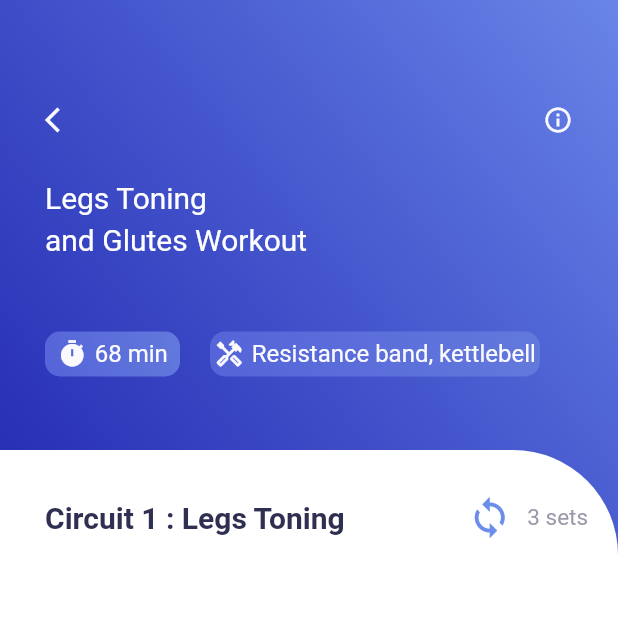
After one commit to shagun-21/fitness_app, a Flutter app: the screen it shows after launch, after a tap on the "arrow forward" icon, on a phone screen of 412 x 824 dp, the top half of it. The commit adds this screen. Run offline on Flutter 3.47's test engine with Material 2 defaults, Android fonts, the phone set to English and light mode, and no system bars; our stand-ins replace get.

Commit message:
completed first video

```diff
--- a/lib/home_page.dart
+++ b/lib/home_page.dart
@@ -2,6 +2,8 @@ import 'dart:convert';
 
 import 'package:flutter/material.dart';
 import 'package:flutter/src/widgets/framework.dart';
+import 'package:get/get.dart';
+import 'package:training_app/video_info.dart';
 import 'colors.dart' as color;
 
 class HomePage extends StatefulWidget {
@@ -91,10 +93,15 @@ class _HomePageState extends State<HomePage> {
                 SizedBox(
                   width: 5,
                 ),
-                Icon(
-                  Icons.arrow_forward,
-                  size: 20,
-                  color: color.AppColor.homePageIcons,
+                InkWell(
+                  onTap: (){
+                    Get.to(()=>VideoInfo());
+                  },
+                  child: Icon(
+                    Icons.arrow_forward,
+                    size: 20,
+                    color: color.AppColor.homePageIcons,
+                  ),
                 )
               ],
             ),
@@ -390,6 +397,7 @@ class _HomePageState extends State<HomePage> {
                     }),
               ),
             )),
+
           ],
         ),
       ),
--- a/lib/main.dart
+++ b/lib/main.dart
@@ -1,5 +1,7 @@
 import 'package:flutter/material.dart';
+import 'package:get/get.dart';
 import 'package:training_app/home_page.dart';
+import 'package:training_app/video_info.dart';
 
 
 void main() {
@@ -12,14 +14,14 @@ class MyApp extends StatelessWidget {
   // This widget is the root of your application.
   @override
   Widget build(BuildContext context) {
-    return MaterialApp(
+    return GetMaterialApp(
       debugShowCheckedModeBanner: false,
       title: 'Flutter Demo',
       theme: ThemeData(
 
         primarySwatch: Colors.blue,
       ),
-      home: const HomePage(),
+      home: HomePage(),
     );
   }
 }
--- /dev/null
+++ b/lib/video_info.dart
@@ -0,0 +1,188 @@
+import 'dart:convert';
+
+import 'package:flutter/material.dart';
+import 'package:get/get.dart';
+import 'colors.dart' as color;
+
+class VideoInfo extends StatefulWidget {
+  const VideoInfo({super.key});
+
+  @override
+  State<VideoInfo> createState() => _VideoInfoState();
+}
+
+class _VideoInfoState extends State<VideoInfo> {
+  List info = [];
+
+  _initData() {
+    DefaultAssetBundle.of(context).loadString("json/videoinfo.json").then((value) {
+      info = json.decode(value);
+    });
+  }
+
+  @override
+  void initState() {
+    super.initState();
+    _initData();
+  }
+  @override
+  Widget build(BuildContext context) {
+    return Scaffold(
+      body: Container(
+            decoration: BoxDecoration(
+              gradient: LinearGradient(colors: [
+                color.AppColor.gradientFirst.withOpacity(0.9),
+                color.AppColor.gradientSecond
+              ],
+              begin: const FractionalOffset(0.0, 0.4),
+              end: Alignment.topRight
+              )
+            ),
+            child: Column(
+              children: [
+                Container(
+                  padding: EdgeInsets.only(top: 70,left: 30,right: 30),
+                  width: MediaQuery.of(context).size.width,
+                  height: 300,
+                  child: Column(
+                    crossAxisAlignment: CrossAxisAlignment.start,
+                    children: [
+                      Row(
+                        children: [
+                          InkWell(
+                            onTap: () {
+                              Get.back();
+                            },
+                            child: Icon(Icons.arrow_back_ios,
+                            size: 20,
+                            color: color.AppColor.secondPageIconColor,),
+                          ),
+                          Expanded(child: Container()),
+                          Icon(Icons.info_outline,
+                          size: 20,
+                          color: color.AppColor.secondPageIconColor,),
+                        ],
+                      ),
+                      SizedBox(height: 30,),
+                        Text(
+                      'Legs Toning',
+                      style: TextStyle(
+                          fontSize: 20,
+                          color: color.AppColor.secondPageTitleColor),
+                    ),
+                    SizedBox(height: 5,),
+                    Text(
+                      'and Glutes Workout',
+                      style: TextStyle(
+                          fontSize: 20,
+                          color: color.AppColor.secondPageTitleColor),
+                    ),
+                    SizedBox(height: 50,),
+                    Row(children: [
+                      Container(
+                        height: 30,
+                        width: 90,
+                        decoration: BoxDecoration(
+                          borderRadius: BorderRadius.circular(10),
+                          gradient: LinearGradient(colors: [
+                            color.AppColor.secondPageContainerGradient1stColor,
+                            color.AppColor.secondPageContainerGradient2ndColor
+                          ],
+                          begin: Alignment.bottomLeft,
+                          end: Alignment.topRight)
+                        ),
+                        child: Row(
+                          mainAxisAlignment: MainAxisAlignment.center,
+                          children: [
+
+                            Icon(Icons.timer,
+                            color: color.AppColor.secondPageIconColor,
+                            size: 20,),
+                            SizedBox(width: 5,),
+                            Text("68 min",
+                            style: TextStyle(
+                              fontSize: 16,
+                              color: color.AppColor.secondPageIconColor
+                            ),)
+
+                          ],
+                        ),
+
+                      ),
+                      SizedBox(width: 20,),
+                      Container(
+                        height: 30,
+                        width: 220,
+                        decoration: BoxDecoration(
+                          borderRadius: BorderRadius.circular(10),
+                          gradient: LinearGradient(colors: [
+                            color.AppColor.secondPageContainerGradient1stColor,
+                            color.AppColor.secondPageContainerGradient2ndColor
+                          ],
+                          begin: Alignment.bottomLeft,
+                          end: Alignment.topRight)
+                        ),
+                        child: Row(
+                          mainAxisAlignment: MainAxisAlignment.center,
+                          children: [
+
+                            Icon(Icons.handyman_outlined,
+                            color: color.AppColor.secondPageIconColor,
+                            size: 20,),
+                            SizedBox(width: 5,),
+                            Text("Resistance band, kettlebell",
+                            style: TextStyle(
+                              fontSize: 16,
+                              color: color.AppColor.secondPageIconColor
+                            ),)
+
+                          ],
+                        ),
+
+                      ),
+
+                    ],
+                    )
+                    ],
+                  ),
+                ),
+                Expanded(child: Container(
+                  decoration: BoxDecoration(
+                    color: Colors.white,
+                    borderRadius: BorderRadius.only(topRight:Radius.circular(70 ))
+                  ),
+                child: Column(
+                  children: [
+                    SizedBox(height: 30,),
+                    Row(children: [
+                      SizedBox(width: 30,),
+                      Text("Circuit 1 : Legs Toning",
+                      style: TextStyle(
+                        fontSize: 20,
+                        fontWeight: FontWeight.bold,
+                    color: color.AppColor.circuitsColor
+                      ),)
+                   , Expanded(child: Container()),
+                   Row(
+                      children: [
+                        Icon(Icons.loop,
+                        size: 30,
+                        color: color.AppColor.loopColor,),
+                        SizedBox(width: 10,),
+                        Text("3 sets",
+                        style: TextStyle(
+                          fontSize: 15,
+                          color: color.AppColor.setsColor
+                        ),),
+                        SizedBox(width: 20,)
+                      ],
+                    )]
+                    ,)
+                  ],
+                ),))
+              ],
+            ),
+      ),
+    );
+  }
+}
--- a/pubspec.yaml
+++ b/pubspec.yaml
@@ -34,6 +34,7 @@ dependencies:
   # The following adds the Cupertino Icons font to your application.
   # Use with the CupertinoIcons class for iOS style icons.
   cupertino_icons: ^1.0.2
+  get:
 
 dev_dependencies:
   flutter_test:
```
Also changed, not shown: pubspec.lock.
